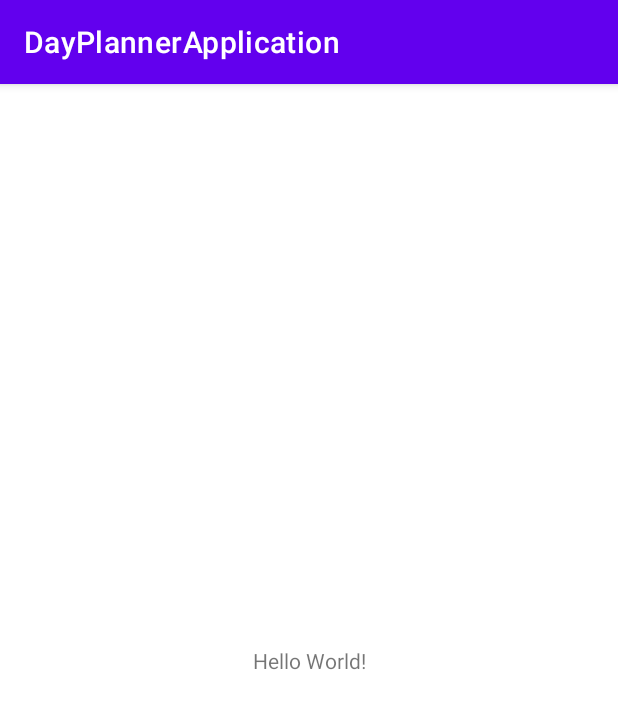
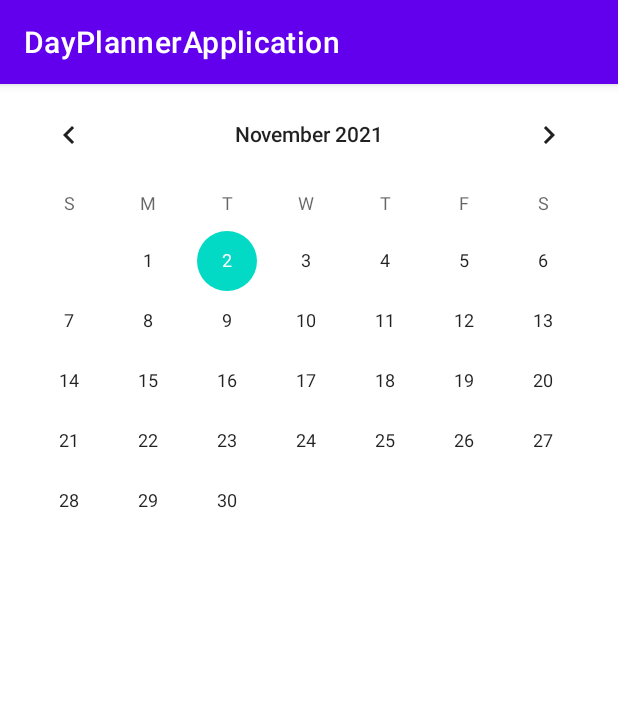
Before and after one commit to AiratY/DayPlannerApplication, an Android app: the screen it shows after launch (MainActivity), on a phone screen of 412 x 824 dp. Shown: the top 709 px of the screen. Run offline under Robolectric (Android 15) with nearby library versions, the phone set to English and light mode, and no system bars.

Commit message:
Add CalendarView and RecyclerView on activity_main.xml and change orientation activity_main.xml

```diff
--- a/app/src/main/AndroidManifest.xml
+++ b/app/src/main/AndroidManifest.xml
@@ -9,7 +9,9 @@
         android:roundIcon="@mipmap/ic_launcher_round"
         android:supportsRtl="true"
         android:theme="@style/Theme.DayPlannerApplication">
-        <activity android:name=".MainActivity">
+        <activity
+            android:name=".MainActivity"
+            android:screenOrientation="portrait">
             <intent-filter>
                 <action android:name="android.intent.action.MAIN" />
 
--- a/app/src/main/res/layout/activity_main.xml
+++ b/app/src/main/res/layout/activity_main.xml
@@ -6,13 +6,19 @@
     android:layout_height="match_parent"
     tools:context=".MainActivity">
 
-    <TextView
-        android:layout_width="wrap_content"
+    <CalendarView
+        android:id="@+id/calendarView"
+        android:layout_width="match_parent"
         android:layout_height="wrap_content"
-        android:text="Hello World!"
-        app:layout_constraintBottom_toBottomOf="parent"
-        app:layout_constraintLeft_toLeftOf="parent"
-        app:layout_constraintRight_toRightOf="parent"
-        app:layout_constraintTop_toTopOf="parent" />
+        app:layout_constraintBottom_toTopOf="@id/tasksRecyclerView"
+        app:layout_constraintEnd_toEndOf="parent"
+        app:layout_constraintStart_toStartOf="parent"
+        app:layout_constraintTop_toTopOf="parent"/>
+
+    <androidx.recyclerview.widget.RecyclerView
+        android:id="@+id/tasksRecyclerView"
+        android:layout_width="match_parent"
+        android:layout_height="wrap_content"
+        app:layout_constraintTop_toBottomOf="@id/calendarView"/>
 
 </androidx.constraintlayout.widget.ConstraintLayout>
```
